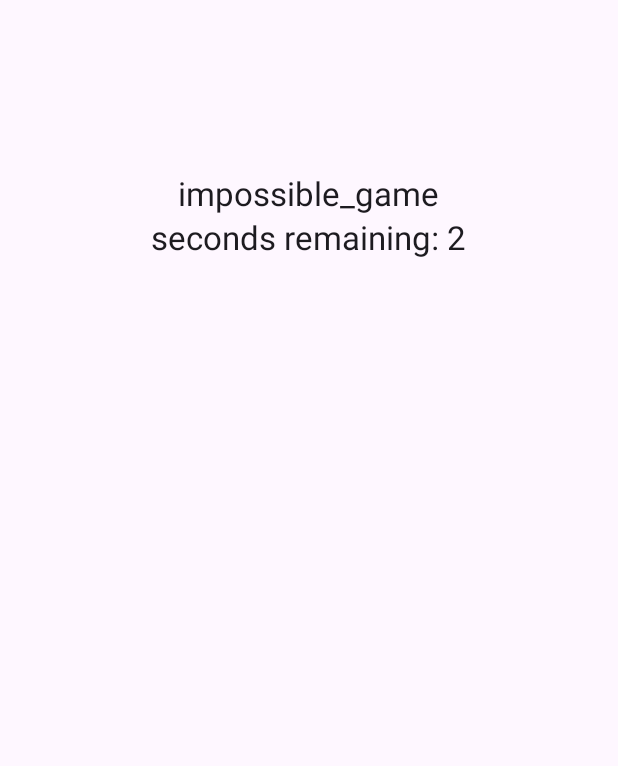
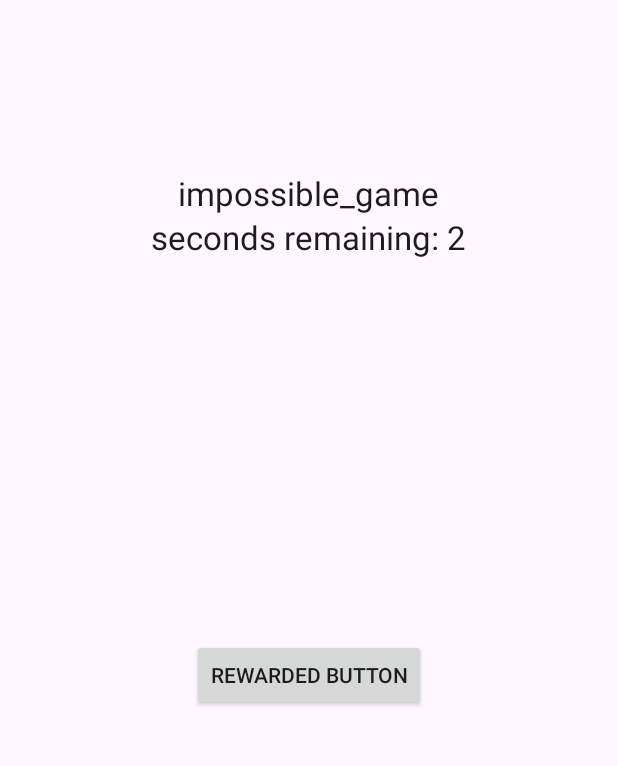
Before and after one commit to sundaydavid/Admob-App, an Android app: the first screen one second after launch (MainActivity), on a phone screen of 412 x 824 dp, the part 113-879 px from its top. Run offline under Robolectric (Android 15) with nearby library versions, the phone set to English and light mode, and no system bars; our stand-ins replace AdMob; 4 statements that could not run were skipped.

```diff
--- a/app/src/main/java/com/example/admobapp/MainActivity.java
+++ b/app/src/main/java/com/example/admobapp/MainActivity.java
@@ -3,6 +3,8 @@ package com.example.admobapp;
 import androidx.annotation.NonNull;
 import androidx.appcompat.app.AppCompatActivity;
 
+import android.app.Activity;
+import android.content.Intent;
 import android.os.Bundle;
 import android.os.CountDownTimer;
 import android.util.Log;
@@ -17,10 +19,14 @@ import com.google.android.gms.ads.AdView;
 import com.google.android.gms.ads.FullScreenContentCallback;
 import com.google.android.gms.ads.LoadAdError;
 import com.google.android.gms.ads.MobileAds;
+import com.google.android.gms.ads.OnUserEarnedRewardListener;
 import com.google.android.gms.ads.initialization.InitializationStatus;
 import com.google.android.gms.ads.initialization.OnInitializationCompleteListener;
 import com.google.android.gms.ads.interstitial.InterstitialAd;
 import com.google.android.gms.ads.interstitial.InterstitialAdLoadCallback;
+import com.google.android.gms.ads.rewarded.RewardItem;
+import com.google.android.gms.ads.rewarded.RewardedAd;
+import com.google.android.gms.ads.rewarded.RewardedAdLoadCallback;
 
 public class MainActivity extends AppCompatActivity {
 
@@ -35,6 +41,10 @@ public class MainActivity extends AppCompatActivity {
     private Button retryButton;
     private boolean gameIsInProgress;
     private long timerMilliseconds;
+
+    //Rewarded Ads
+    private RewardedAd rewardedAd;
+    private final String TAG2 = "MainActivity";
 
     @Override
     protected void onCreate(Bundle savedInstanceState) {
@@ -69,6 +79,70 @@ public class MainActivity extends AppCompatActivity {
         });
 
         startGame();
+
+
+
+
+
+
+
+
+        //ca-app-pub-3940256099942544/5224354917  -  this is for testing
+        //ca-app-pub-3131813705035338/8822243624  -  this is for real ads
+        //3-Configuring the Rewarded Ads
+        AdRequest adRequest3 = new AdRequest.Builder().build();
+        RewardedAd.load(this, "ca-app-pub-3940256099942544/5224354917",
+                adRequest3, new RewardedAdLoadCallback() {
+                    @Override
+                    public void onAdFailedToLoad(@NonNull LoadAdError loadAdError) {
+                        // Handle the error.
+                        Log.d(TAG, loadAdError.toString());
+                        rewardedAd = null;
+                    }
+
+                    @Override
+                    public void onAdLoaded(@NonNull RewardedAd ad) {
+                        rewardedAd = ad;
+                        Log.d(TAG, "Ad was loaded.");
+                    }
+                });
+
+        //Loading Ads on button click
+        Button btn2 = findViewById(R.id.reward_btn);
+        btn2.setOnClickListener(new View.OnClickListener() {
+            @Override
+            public void onClick(View v) {
+                DisplayRewardedAdsAndTakeMeToSecondActivity();
+            }
+        });
+
+    }
+
+    private void DisplayRewardedAdsAndTakeMeToSecondActivity() {
+
+        //Going to second Screen
+        Intent i = new Intent(this, SecondScreen2.class);
+        startActivity(i);
+
+        //Display Ads
+        if (rewardedAd != null) {
+            Activity activityContext = MainActivity.this;
+            rewardedAd.show(activityContext, new OnUserEarnedRewardListener() {
+                @Override
+                public void onUserEarnedReward(@NonNull RewardItem rewardItem) {
+                    // Handle the reward.
+                    int rewardAmount = rewardItem.getAmount();
+                    String rewardType = rewardItem.getType();
+
+                    Log.d("TAG", "The user earned " +rewardAmount);
+                }
+            });
+        } else {
+            Log.d(TAG, "The rewarded ad wasn't ready yet.");
+        }
+
+        //ads needs some time to load...
+        //Don`t worry it will work soon
 
     }
 
@@ -190,4 +264,5 @@ public class MainActivity extends AppCompatActivity {
         createTimer(milliseconds);
         countDownTimer.start();
     }
+
 }
--- a/app/src/main/res/layout/activity_main.xml
+++ b/app/src/main/res/layout/activity_main.xml
@@ -74,6 +74,15 @@
             android:layout_centerVertical="true"
             android:text="Retry" />
 
+        <androidx.appcompat.widget.AppCompatButton
+            android:id="@+id/reward_btn"
+            android:layout_width="wrap_content"
+            android:layout_height="wrap_content"
+            android:layout_below="@+id/retry_button"
+            android:layout_centerHorizontal="true"
+            android:layout_centerVertical="true"
+            android:text="Rewarded Button" />
+
     </RelativeLayout>
 
 </androidx.constraintlayout.widget.ConstraintLayout>
```
Also changed, not shown: app/src/main/AndroidManifest.xml (+7 -9 lines), app/src/main/java/com/example/admobapp/SecondScreen2.java (added, +14 -0 lines), app/src/main/res/layout/activity_second_screen2.xml (added, +21 -0 lines).
